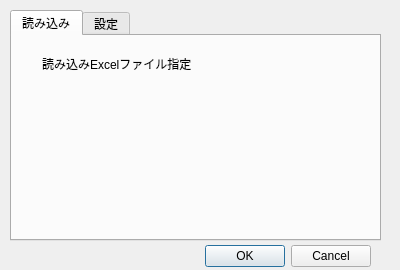
First picture: the form in ReadReport_dialog_base.ui, repository yoichigmf/ReadReport, before the edit.
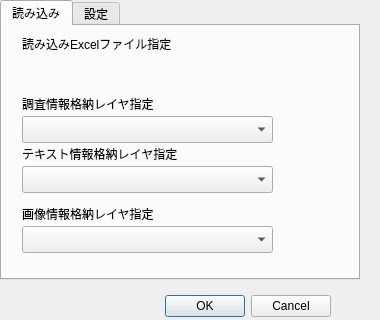
Second picture: the form after the edit. Custom widgets are drawn as their Qt base class.

Commit message: add function of writeing related text layer record

```diff
--- a/ReadReport_dialog_base.ui
+++ b/ReadReport_dialog_base.ui
@@ -6,18 +6,24 @@
    <rect>
     <x>0</x>
     <y>0</y>
-    <width>400</width>
-    <height>270</height>
+    <width>380</width>
+    <height>320</height>
    </rect>
   </property>
+  <property name="minimumSize">
+   <size>
+    <width>380</width>
+    <height>320</height>
+   </size>
+  </property>
   <property name="windowTitle">
    <string>ReadExcelReport</string>
   </property>
   <widget class="QDialogButtonBox" name="button_box">
    <property name="geometry">
     <rect>
-     <x>30</x>
-     <y>240</y>
+     <x>-10</x>
+     <y>290</y>
      <width>341</width>
      <height>32</height>
     </rect>
@@ -32,12 +38,18 @@
   <widget class="QTabWidget" name="tabWidget">
    <property name="geometry">
     <rect>
-     <x>10</x>
-     <y>10</y>
-     <width>371</width>
-     <height>231</height>
+     <x>0</x>
+     <y>0</y>
+     <width>360</width>
+     <height>280</height>
     </rect>
    </property>
+   <property name="minimumSize">
+    <size>
+     <width>360</width>
+     <height>280</height>
+    </size>
+   </property>
    <property name="currentIndex">
     <number>0</number>
    </property>
@@ -48,17 +60,27 @@
     <widget class="QWidget" name="widget" native="true">
      <property name="geometry">
       <rect>
-       <x>10</x>
+       <x>0</x>
        <y>10</y>
-       <width>341</width>
-       <height>191</height>
+       <width>361</width>
+       <height>221</height>
       </rect>
      </property>
+     <widget class="QgsMapLayerComboBox" name="mMapLayerComboBox">
+      <property name="geometry">
+       <rect>
+        <x>20</x>
+        <y>80</y>
+        <width>251</width>
+        <height>27</height>
+       </rect>
+      </property>
+     </widget>
      <widget class="QgsFileWidget" name="mQgsFileWidget">
       <property name="geometry">
        <rect>
-        <x>0</x>
-        <y>40</y>
+        <x>20</x>
+        <y>20</y>
         <width>331</width>
         <height>27</height>
        </rect>
@@ -71,7 +93,7 @@
       <property name="geometry">
        <rect>
         <x>20</x>
-        <y>10</y>
+        <y>0</y>
         <width>271</width>
         <height>16</height>
        </rect>
@@ -80,6 +102,65 @@
        <string>読み込みExcelファイル指定</string>
       </property>
      </widget>
+     <widget class="QLabel" name="label_3">
+      <property name="geometry">
+       <rect>
+        <x>20</x>
+        <y>60</y>
+        <width>261</width>
+        <height>16</height>
+       </rect>
+      </property>
+      <property name="text">
+       <string>調査情報格納レイヤ指定</string>
+      </property>
+     </widget>
+     <widget class="QgsMapLayerComboBox" name="mMapLayerComboBox_2">
+      <property name="geometry">
+       <rect>
+        <x>20</x>
+        <y>130</y>
+        <width>251</width>
+        <height>27</height>
+       </rect>
+      </property>
+     </widget>
+     <widget class="QLabel" name="label_4">
+      <property name="geometry">
+       <rect>
+        <x>20</x>
+        <y>110</y>
+        <width>261</width>
+        <height>16</height>
+       </rect>
+      </property>
+      <property name="text">
+       <string>テキスト情報格納レイヤ指定</string>
+      </property>
+     </widget>
+     <widget class="QLabel" name="label_5">
+      <property name="geometry">
+       <rect>
+        <x>20</x>
+        <y>170</y>
+        <width>261</width>
+        <height>16</height>
+       </rect>
+      </property>
+      <property name="text">
+       <string>画像情報格納レイヤ指定</string>
+      </property>
+     </widget>
+    </widget>
+    <widget class="QgsMapLayerComboBox" name="mMapLayerComboBox_3">
+     <property name="geometry">
+      <rect>
+       <x>20</x>
+       <y>200</y>
+       <width>251</width>
+       <height>27</height>
+      </rect>
+     </property>
     </widget>
    </widget>
    <widget class="QWidget" name="config">
@@ -95,29 +176,6 @@
        <height>181</height>
       </rect>
      </property>
-     <widget class="QgsMapLayerComboBox" name="mMapLayerComboBox">
-      <property name="geometry">
-       <rect>
-        <x>10</x>
-        <y>40</y>
-        <width>251</width>
-        <height>27</height>
-       </rect>
-      </property>
-     </widget>
-     <widget class="QLabel" name="label_2">
-      <property name="geometry">
-       <rect>
-        <x>20</x>
-        <y>10</y>
-        <width>261</width>
-        <height>16</height>
-       </rect>
-      </property>
-      <property name="text">
-       <string>調査情報格納レイヤ指定</string>
-      </property>
-     </widget>
     </widget>
    </widget>
   </widget>
```
Left out of the diff: 15 changed lines with no effect on the pictures. The commit also changes 1 other file.
